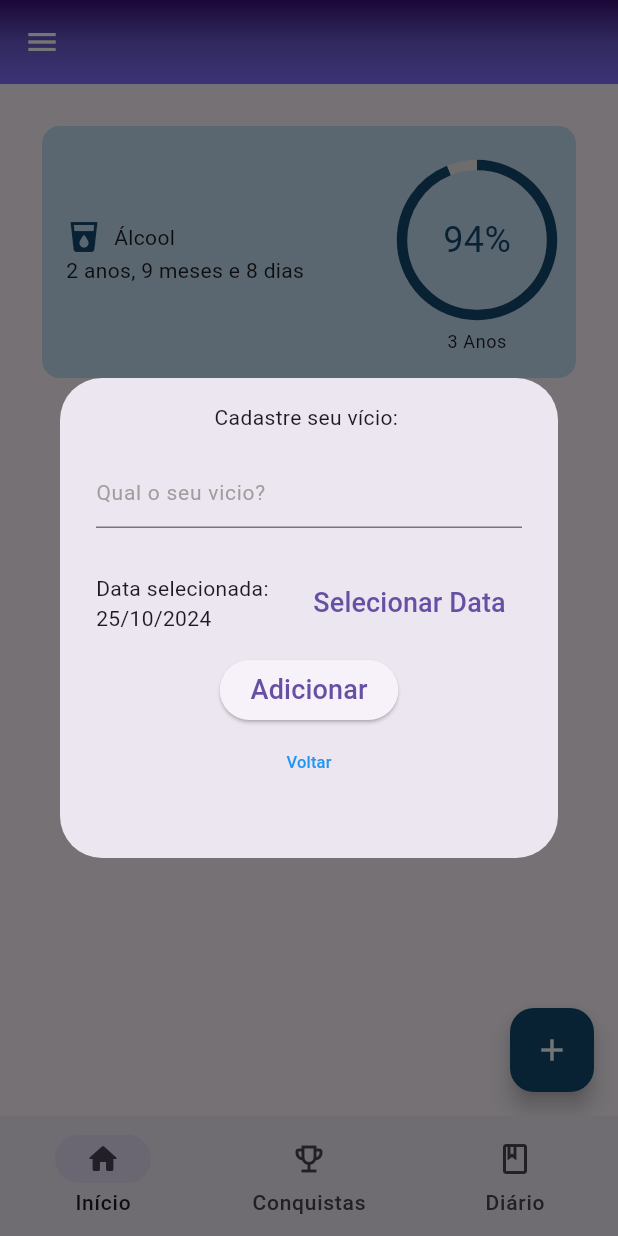
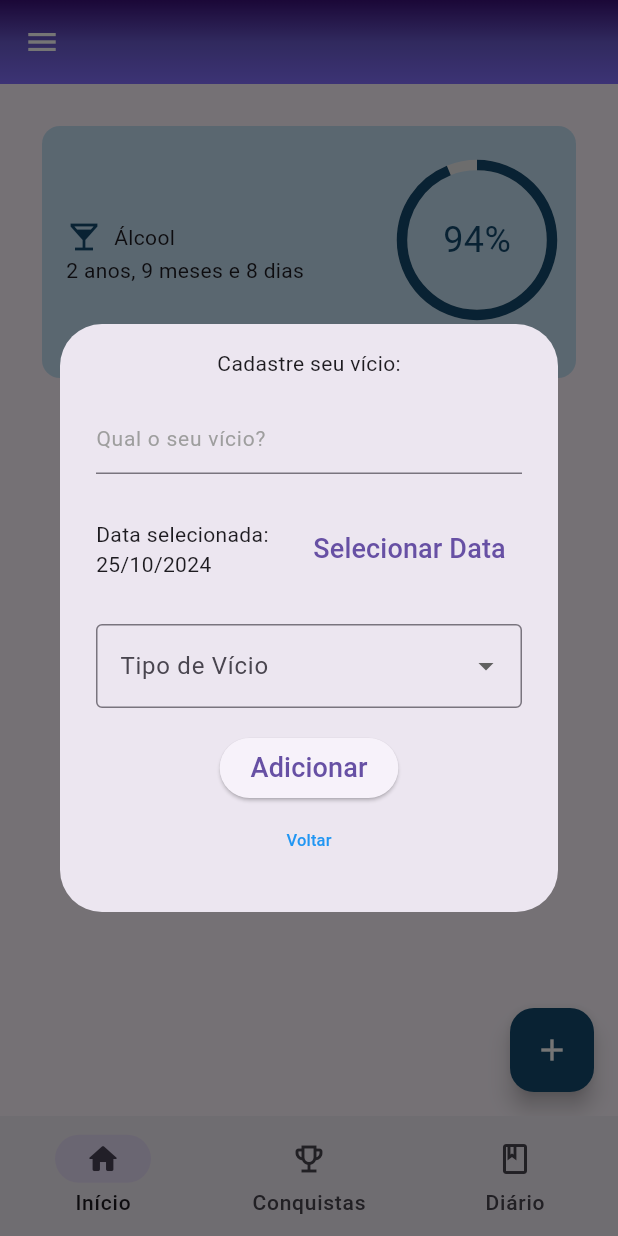
Before and after one commit to JVictor25/Dispositivos-Moveis-Projeto-, a Flutter app: the screen it shows after launch, after a tap on the "add" icon, on a phone screen of 412 x 824 dp. Run offline on Flutter 3.47's test engine with Material 3 defaults, Android fonts, the phone set to English and light mode, and no system bars.

Commit message:
Add files via upload

```diff
--- a/breakpoint_app/lib/model/Vice.dart
+++ b/breakpoint_app/lib/model/Vice.dart
@@ -1,7 +1,11 @@
 class Vice {
-  Vice({required this.typeofvice, required this.datesobriety});
+  Vice({
+    required this.typeofvice,
+    required this.datesobriety,
+    required this.viceType,
+  });
 
-  String typeofvice; // Novo campo para o título da
+  String typeofvice; // Título do vício
   DateTime datesobriety; // Data definida pelo usuário
-
+  String viceType; // Tipo de vício (geral ou específico)
 }
--- a/breakpoint_app/lib/screens/addiction_screen.dart
+++ b/breakpoint_app/lib/screens/addiction_screen.dart
@@ -12,19 +12,21 @@ class Addiction extends StatefulWidget {
 
 class _AddictionState extends State<Addiction> {
   List<Vice> _vicesList = [
-    Vice(typeofvice: "Álcool", datesobriety: DateTime(2022))
+    Vice(typeofvice: "Álcool", datesobriety: DateTime(2022),viceType: "Alcool")
   ];
 
-  void _addVice(String typeofvice, DateTime dateSelect) {
+  void _addVice(String typeofvice, DateTime dateSelect, String viceType) {
     Vice _newVice = Vice(
       typeofvice: typeofvice,
       datesobriety: dateSelect,
+      viceType: viceType,
     );
 
     setState(() {
       _vicesList.add(_newVice);
     });
   }
+
 
     void _openViceForm() {
       showDialog(
--- a/breakpoint_app/lib/widgets/vice_form.dart
+++ b/breakpoint_app/lib/widgets/vice_form.dart
@@ -2,10 +2,10 @@ import 'package:flutter/material.dart';
 import 'package:intl/intl.dart';
 
 class ViceForm extends StatefulWidget {
-  final void Function(String, DateTime) onSubmit;
+  final void Function(String, DateTime, String) onSubmit;
   final bool isModifying;
 
-  const ViceForm ({
+  const ViceForm({
     super.key,
     required this.onSubmit,
     required this.isModifying,
@@ -18,19 +18,19 @@ class ViceForm extends StatefulWidget {
 class _ViceFormState extends State<ViceForm> {
   final TextEditingController _vice = TextEditingController();
   DateTime _dataSelecionada = DateTime.now();
+  String _selectedViceType = 'general'; // 'general' para vícios em geral, 'specific' para específicos
 
 
+   List<String> _viceTypes = ['Geral', 'Alcool', 'Fumo', 'Jogos de Azar', 'Comida', 'Drogas', 'Tecnologia', 'Trabalho', 'Relacionamentos'];
   void _submitForm() {
-    String _typeofvice = _vice.text;
-
-
-    if (_typeofvice.isEmpty ) {
+    if (_vice.text.isEmpty || _dataSelecionada == null) {
       return; // Verifica se os campos obrigatórios estão preenchidos
     }
 
     widget.onSubmit(
-      _typeofvice,
+      _vice.text,
       _dataSelecionada,
+      _selectedViceType,
     );
     Navigator.of(context).pop();
   }
@@ -40,15 +40,13 @@ class _ViceFormState extends State<ViceForm> {
       context: context,
       initialDate: DateTime.now(),
       firstDate: DateTime(2020, 1, 1),
-            lastDate: DateTime.now())
-        .then((pickedDate) {
-      //chamada no futuro
-      if (pickedDate == null) {
-        return;
-      }
+      lastDate: DateTime.now(),
+    ).then((pickedDate) {
+      if (pickedDate != null) {
         setState(() {
           _dataSelecionada = pickedDate;
         });
+      }
     });
   }
 
@@ -58,45 +56,64 @@ class _ViceFormState extends State<ViceForm> {
       child: SingleChildScrollView(
         child: Column(
           children: [
-            // Campo para o título da tarefa
             Text(
-              "Cadastre seu vício: ",
+              "Cadastre seu vício:",
               style: Theme.of(context).textTheme.bodyMedium,
             ),
             SizedBox(height: 16),
             TextField(
               controller: _vice,
               decoration: InputDecoration(
-                hintText: "Qual o seu vicio?",
-                hintStyle: TextStyle(
-                  fontSize: 14,
-                  color: Colors.grey,
+                hintText: "Qual o seu vício?",
+                hintStyle: TextStyle(fontSize: 14, color: Colors.grey),
+              ),
+            ),
+            SizedBox(height: 16),
+            Container(
+              child: Padding(
+                padding: const EdgeInsets.fromLTRB(0, 10, 0, 10),
+                child: Row(
+                  children: [
+                    Expanded(
+                      child: Text(
+                        _dataSelecionada == null
+                            ? 'Nenhuma data selecionada'
+                            : 'Data selecionada: ${DateFormat('dd/MM/yyyy').format(_dataSelecionada)}',
+                      ),
+                    ),
+                    TextButton(
+                      onPressed: _showDatePicker,
+                      child: Text('Selecionar Data'),
+                    ),
+                  ],
                 ),
               ),
             ),
             SizedBox(height: 16),
-
-            Container(
-              child: Padding(
-                padding: const EdgeInsets.fromLTRB(0, 10, 0, 10),
-                child: Row(children: <Widget>[
-                  Expanded(
-                    child: Text(
-                      _dataSelecionada == null
-                          ? 'Nenhuma data selecionada'
-                          : 'Data selecionada: ${DateFormat('dd/MM/y').format(_dataSelecionada)}',
+            DropdownButtonFormField<String>(
+              decoration: InputDecoration(
+                labelText: 'Tipo de Vício',
+                border: OutlineInputBorder(),
               ),
+              items: _viceTypes.map((String type) {
+                return DropdownMenuItem<String>(
+                  value: type.toLowerCase(), // Armazena como lowercase para comparação fácil
+                  child: Text(type),
+                );
+              }).toList(),
+              onChanged: (String? newValue) {
+                setState(() {
+                  _selectedViceType = newValue ?? 'general';
+                });
+              },
+              validator: (value) {
+                if (value == null || value.isEmpty) {
+                  return 'Por favor, selecione um tipo de vício';
+                }
+                return null;
+              },
             ),
-                  TextButton(
-                      //style: TextButton.styleFrom(primary: Colors.blue),
-                      onPressed: _showDatePicker,
-                      child: Text(
-                        'Selecionar Data',
-                      ))
-                ]),
-              ),
-            ),
-            Column(children: [
+            SizedBox(height: 16),
             ElevatedButton(
               onPressed: () => _submitForm(),
               child: Text(widget.isModifying ? "Modificar" : "Adicionar"),
@@ -108,10 +125,6 @@ class _ViceFormState extends State<ViceForm> {
                 style: TextStyle(color: Colors.blue, fontSize: 11),
               ),
             ),
-            ]),
-            SizedBox(
-              height: 16,
-            ),
           ],
         ),
       ),
--- a/breakpoint_app/lib/widgets/vice_list.dart
+++ b/breakpoint_app/lib/widgets/vice_list.dart
@@ -105,6 +105,24 @@ class _ViceListState extends State<ViceList> {
             final progress =
                 calculateProgress(widget._vicesList[index].datesobriety);
             final milestone = nextMilestone(widget._vicesList[index].datesobriety);
+            Map<String, IconData> iconMap = {
+              'geral': Icons.add_box,
+              'alcool': Icons.local_bar,
+              'fumo': Icons.smoke_free_outlined,
+              'jogos_de_azar': Icons.casino,
+              'comida': Icons.restaurant,
+              'drogas': Icons.local_pharmacy,
+              'tecnologia': Icons.computer,
+              'trabalho': Icons.work,
+              'relacionamentos': Icons.person,
+            };
+
+                        Widget iconWidget = Icon(
+                          iconMap[widget._vicesList[index].viceType.toLowerCase()] ?? Icons.add_box,
+                          size: 24,
+                          color: Color.fromRGBO(19, 75, 112, 1),
+                        );
+
             return GestureDetector(
               onTap: (){},
               child: Card.filled(
@@ -119,8 +137,7 @@ class _ViceListState extends State<ViceList> {
                         children: [
                           Row(
                             children: [
-                              Icon(Icons.local_drink,
-                                  color: Color.fromRGBO(19, 75, 112, 1)),
+                               iconWidget,
                               SizedBox(width: 8),
                               Text(
                                 widget._vicesList[index].typeofvice,
```
Also changed, not shown: breakpoint_app/lib/screens/home_screen.dart (+0 -26 lines). Lines whose indentation alone changed are shown as unchanged.
